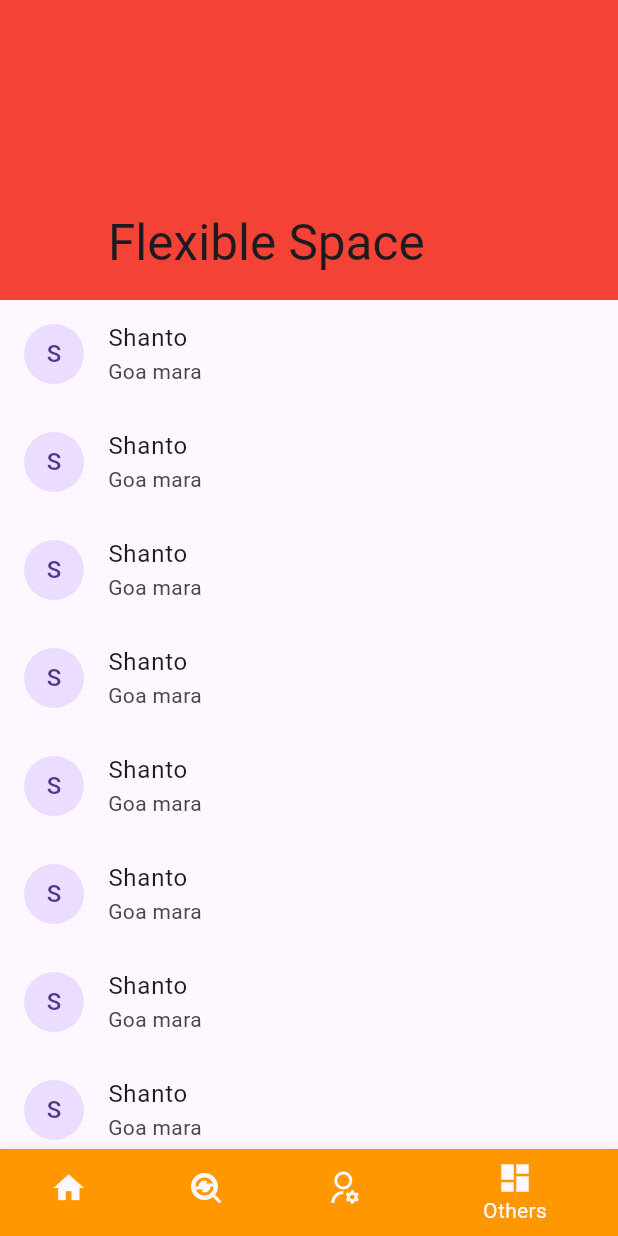
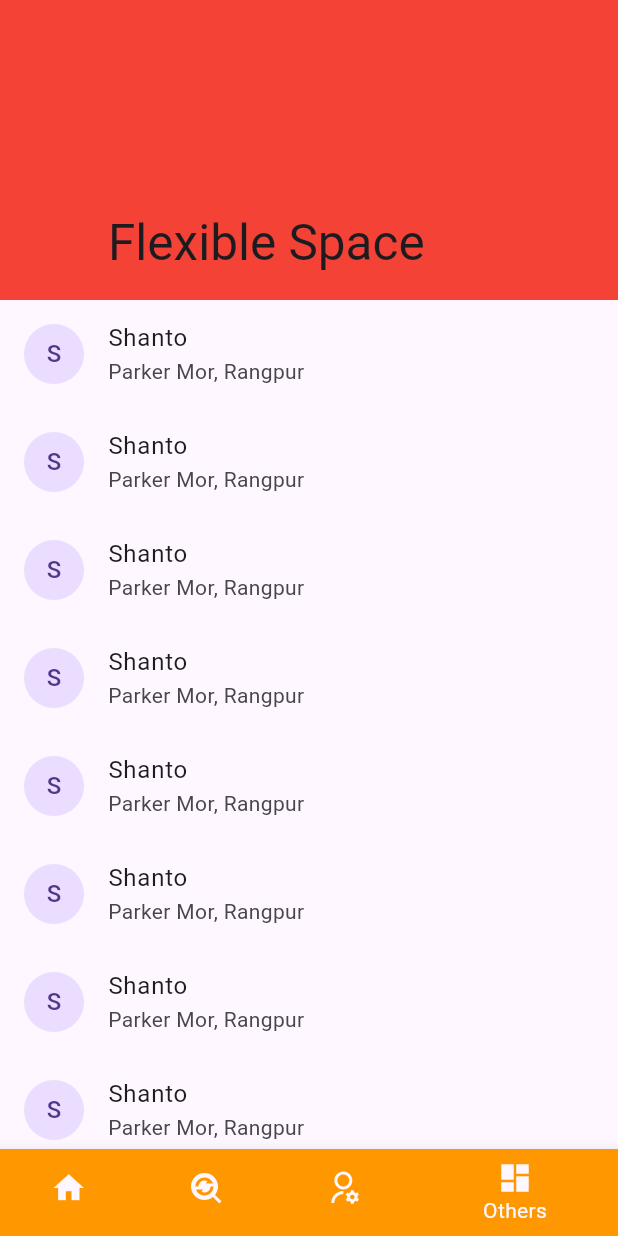
Before and after one commit to bornil-bd/rice_dieseas, a Flutter app: the screen it shows after launch, item 4 of the bottom bar chosen, on a phone screen of 412 x 824 dp. Run offline on Flutter 3.47's test engine with Material 3 defaults, Android fonts, the phone set to English and light mode, and no system bars; our stand-ins replace remixicon.

Commit message:
small changes

```diff
--- a/lib/four.dart
+++ b/lib/four.dart
@@ -1,4 +1,5 @@
 import 'package:flutter/material.dart';
+
 class Four extends StatefulWidget {
   const Four({super.key});
 
@@ -17,43 +18,43 @@ class _FourState extends State<Four> {
             SliverAppBar(
               pinned: true,
               expandedHeight: 200,
-               backgroundColor: Colors.red,
+              backgroundColor: Colors.red,
               flexibleSpace: FlexibleSpaceBar(
                 title: Text("Flexible Space"),
               ),
             ),
-            SliverList(delegate: SliverChildListDelegate(<Widget>[
-              addDetails("Shanto", "Goa mara"),
-              addDetails("Shanto", "Goa mara"),
-              addDetails("Shanto", "Goa mara"),
-              addDetails("Shanto", "Goa mara"),
-              addDetails("Shanto", "Goa mara"),
-              addDetails("Shanto", "Goa mara"),
-              addDetails("Shanto", "Goa mara"),
-              addDetails("Shanto", "Goa mara"),
-              addDetails("Shanto", "Goa mara"),
-              addDetails("Shanto", "Goa mara"),
-              addDetails("Shanto", "Goa mara"),
-              addDetails("Shanto", "Goa mara"),
-              addDetails("Shanto", "Goa mara"),
-              addDetails("Shanto", "Goa mara"),
-              addDetails("Shanto", "Goa mara"),
-              addDetails("Shanto", "Goa mara"),
-              addDetails("Shanto", "Goa mara"),
-              addDetails("Shanto", "Goa mara"),
-              addDetails("Shanto", "Goa mara"),
-              addDetails("Shanto", "Goa mara"),
-              addDetails("Shanto", "Goa mara"),
-              addDetails("Shanto", "Goa mara"),
-              addDetails("Shanto", "Goa mara"),
-              addDetails("Shanto", "Goa mara"),
-              addDetails("Shanto", "Goa mara"),
-              addDetails("Shanto", "Goa mara"),
-              addDetails("Shanto", "Goa mara"),
-              addDetails("Shanto", "Goa mara"),
-              addDetails("Shanto", "Goa mara"),
-              addDetails("Shanto", "Goa mara"),
-
+            SliverList(
+                delegate: SliverChildListDelegate(<Widget>[
+              addDetails("Shanto", "Parker Mor, Rangpur"),
+              addDetails("Shanto", "Parker Mor, Rangpur"),
+              addDetails("Shanto", "Parker Mor, Rangpur"),
+              addDetails("Shanto", "Parker Mor, Rangpur"),
+              addDetails("Shanto", "Parker Mor, Rangpur"),
+              addDetails("Shanto", "Parker Mor, Rangpur"),
+              addDetails("Shanto", "Parker Mor, Rangpur"),
+              addDetails("Shanto", "Parker Mor, Rangpur"),
+              addDetails("Shanto", "Parker Mor, Rangpur"),
+              addDetails("Shanto", "Parker Mor, Rangpur"),
+              addDetails("Shanto", "Parker Mor, Rangpur"),
+              addDetails("Shanto", "Parker Mor, Rangpur"),
+              addDetails("Shanto", "Parker Mor, Rangpur"),
+              addDetails("Shanto", "Parker Mor, Rangpur"),
+              addDetails("Shanto", "Parker Mor, Rangpur"),
+              addDetails("Shanto", "Parker Mor, Rangpur"),
+              addDetails("Shanto", "Parker Mor, Rangpur"),
+              addDetails("Shanto", "Parker Mor, Rangpur"),
+              addDetails("Shanto", "Parker Mor, Rangpur"),
+              addDetails("Shanto", "Parker Mor, Rangpur"),
+              addDetails("Shanto", "Parker Mor, Rangpur"),
+              addDetails("Shanto", "Parker Mor, Rangpur"),
+              addDetails("Shanto", "Parker Mor, Rangpur"),
+              addDetails("Shanto", "Parker Mor, Rangpur"),
+              addDetails("Shanto", "Parker Mor, Rangpur"),
+              addDetails("Shanto", "Parker Mor, Rangpur"),
+              addDetails("Shanto", "Parker Mor, Rangpur"),
+              addDetails("Shanto", "Parker Mor, Rangpur"),
+              addDetails("Shanto", "Parker Mor, Rangpur"),
+              addDetails("Shanto", "Parker Mor, Rangpur"),
             ]))
           ],
         ),
@@ -65,10 +66,12 @@ class _FourState extends State<Four> {
 Widget addDetails(
   String name,
   String description,
-){
+) {
   return ListTile(
     title: Text(name),
     subtitle: Text(description),
-    leading: CircleAvatar(child: Text(name[0]),),
+    leading: CircleAvatar(
+      child: Text(name[0]),
+    ),
   );
 }
```
